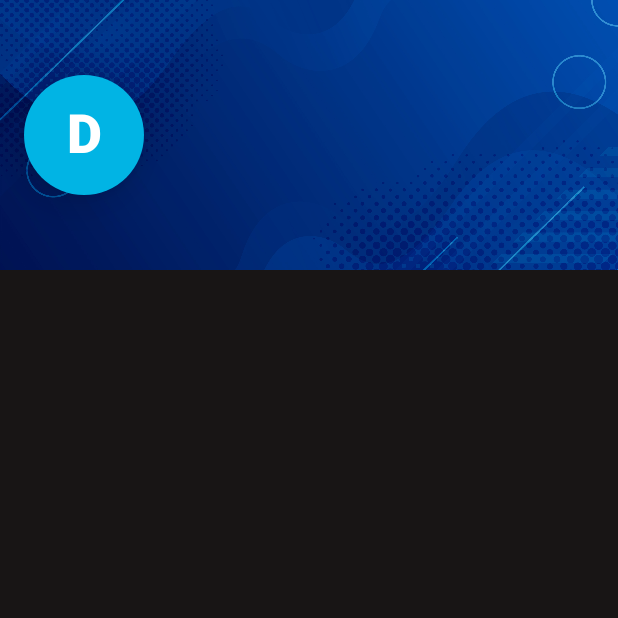
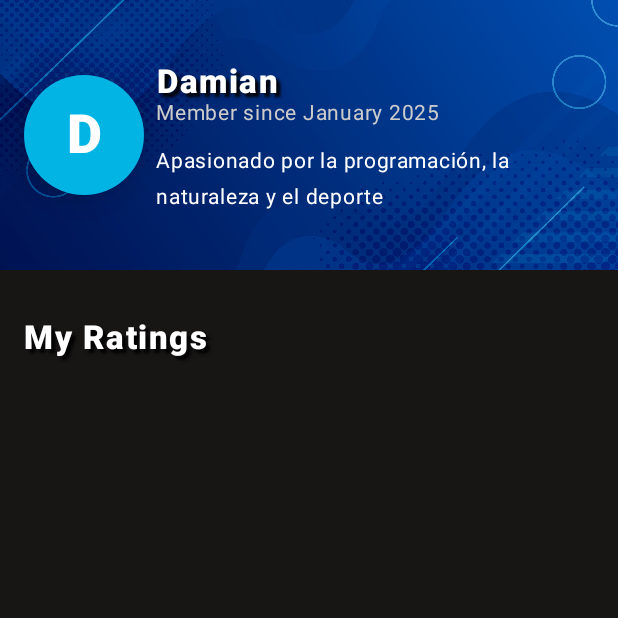
Before and after one commit to dnuccio80/WatchMeApp, an Android app built with Jetpack Compose: the composable AccountScreen shown on its own in the app's theme, on a phone screen of 412 x 824 dp, the top half of it. Run offline under Robolectric (Android 15) with nearby library versions, the phone set to English and light mode, and no system bars; our stand-ins replace Dagger/Hilt's generated code; network calls fail; pictures from the network do not load; 1 statement that could not run was skipped.

Commit message:
- Added stuff on AccountScreen

```diff
--- a/app/src/main/java/com/example/watchme/app/ui/GenericItems.kt
+++ b/app/src/main/java/com/example/watchme/app/ui/GenericItems.kt
@@ -103,10 +103,10 @@ fun TitleTextItem(text: String) {
 }
 
 @Composable
-fun SecondTitleTextItem(text: String, textAlign: TextAlign = TextAlign.Center) {
+fun SecondTitleTextItem(text: String, textAlign: TextAlign = TextAlign.Center, hasMaxWidth: Boolean = true) {
     Text(
         text,
-        modifier = Modifier.fillMaxWidth(),
+        modifier = if(hasMaxWidth)Modifier.fillMaxWidth() else Modifier,
         style = MaterialTheme.typography.titleLarge,
         color = Color.White,
         textAlign = textAlign
--- a/app/src/main/java/com/example/watchme/app/ui/screens/AccountScreen.kt
+++ b/app/src/main/java/com/example/watchme/app/ui/screens/AccountScreen.kt
@@ -3,9 +3,12 @@ package com.example.watchme.app.ui.screens
 import android.inputmethodservice.Keyboard
 import androidx.compose.foundation.Image
 import androidx.compose.foundation.background
+import androidx.compose.foundation.clickable
 import androidx.compose.foundation.layout.Arrangement
 import androidx.compose.foundation.layout.Box
 import androidx.compose.foundation.layout.Column
+import androidx.compose.foundation.layout.ExperimentalLayoutApi
+import androidx.compose.foundation.layout.FlowRow
 import androidx.compose.foundation.layout.PaddingValues
 import androidx.compose.foundation.layout.Row
 import androidx.compose.foundation.layout.fillMaxSize
@@ -13,6 +16,8 @@ import androidx.compose.foundation.layout.fillMaxWidth
 import androidx.compose.foundation.layout.height
 import androidx.compose.foundation.layout.padding
 import androidx.compose.foundation.layout.size
+import androidx.compose.foundation.layout.width
+import androidx.compose.foundation.lazy.LazyColumn
 import androidx.compose.foundation.shape.CircleShape
 import androidx.compose.foundation.shape.RoundedCornerShape
 import androidx.compose.material3.Card
@@ -24,18 +29,27 @@ import androidx.compose.ui.Modifier
 import androidx.compose.ui.graphics.Color
 import androidx.compose.ui.layout.ContentScale
 import androidx.compose.ui.res.painterResource
+import androidx.compose.ui.res.stringResource
 import androidx.compose.ui.text.font.FontWeight
 import androidx.compose.ui.text.style.TextAlign
+import androidx.compose.ui.text.style.TextOverflow
 import androidx.compose.ui.unit.dp
 import androidx.compose.ui.unit.sp
+import coil.compose.AsyncImage
 import com.example.watchme.AppViewModel
 import com.example.watchme.R
+import com.example.watchme.app.ui.BodyTextItem
+import com.example.watchme.app.ui.SecondTitleTextItem
 import com.example.watchme.app.ui.ThirdTitleTextItem
 import com.example.watchme.app.ui.TitleTextItem
+import com.example.watchme.core.constants.Constants
 import com.example.watchme.ui.theme.AppBackground
 import com.example.watchme.ui.theme.CardContainerColor
 import com.example.watchme.ui.theme.LightBlueColor
+import org.w3c.dom.Text
+import retrofit2.http.Body
 
+@OptIn(ExperimentalLayoutApi::class)
 @Composable
 fun AccountScreen(innerPadding: PaddingValues, viewModel: AppViewModel) {
     Box(
@@ -44,7 +58,69 @@ fun AccountScreen(innerPadding: PaddingValues, viewModel: AppViewModel) {
             .background(AppBackground)
             .padding(innerPadding)
     ) {
-        Box(modifier = Modifier.fillMaxWidth().height(180.dp)) {
+        Column(Modifier.fillMaxWidth(), verticalArrangement = Arrangement.spacedBy(16.dp)) {
+            RatingHeader()
+            Column(
+                Modifier
+                    .fillMaxWidth()
+                    .padding(16.dp),
+                verticalArrangement = Arrangement.spacedBy(16.dp)
+            ) {
+                SecondTitleTextItem(
+                    stringResource(R.string.my_ratings),
+                    textAlign = TextAlign.Start
+                )
+//                if (moviesRecommendations == null) {
+//                    BodyTextItem(stringResource(R.string.no_results_found))
+//                    return
+//                }
+                FlowRow(
+                    Modifier.fillMaxWidth(),
+                    verticalArrangement = Arrangement.spacedBy(16.dp),
+                    horizontalArrangement = Arrangement.SpaceEvenly
+                ) {
+//                    moviesRecommendations.forEach {
+//                        RecommendationCardItem(it) { movieId -> onClick(movieId) }
+//                    }
+                }
+            }
+        }
+    }
+}
+
+@Composable
+fun RatingCardItem() {
+//    val imageUrl = Constants.IMAGE_BASE_URL + movies.poster
+//
+//    Card(
+//        modifier = Modifier
+//            .width(120.dp)
+//            .height(160.dp)
+//            .clickable {
+//                onClick(movies.id)
+//            }, colors = CardDefaults.cardColors(
+//            containerColor = Color.Black
+//        ),
+//        shape = RoundedCornerShape(4.dp),
+//        elevation = CardDefaults.cardElevation(15.dp)
+//    ) {
+//        AsyncImage(
+//            model = imageUrl,
+//            contentDescription = stringResource(R.string.movie_image),
+//            contentScale = ContentScale.FillBounds,
+//            modifier = Modifier
+//                .fillMaxSize()
+//        )
+//    }
+}
+
+@Composable
+private fun RatingHeader() {
+    Box(
+        modifier = Modifier
+            .fillMaxWidth()
+            .height(180.dp)
+    ) {
         Image(
             modifier = Modifier
                 .fillMaxSize(),
@@ -52,7 +128,13 @@ fun AccountScreen(innerPadding: PaddingValues, viewModel: AppViewModel) {
             contentDescription = "account background",
             contentScale = ContentScale.Crop
         )
-            Row(Modifier.fillMaxSize().padding(16.dp), verticalAlignment = Alignment.CenterVertically ) {
+        Row(
+            Modifier
+                .fillMaxSize()
+                .padding(16.dp),
+            verticalAlignment = Alignment.CenterVertically,
+            horizontalArrangement = Arrangement.spacedBy(8.dp)
+        ) {
             Card(
                 modifier = Modifier.size(80.dp),
                 shape = CircleShape,
@@ -73,6 +155,16 @@ fun AccountScreen(innerPadding: PaddingValues, viewModel: AppViewModel) {
                     )
                 }
             }
+            Column(verticalArrangement = Arrangement.spacedBy(16.dp)) {
+                Column(verticalArrangement = Arrangement.spacedBy(0.dp)) {
+                    SecondTitleTextItem("Damian", hasMaxWidth = false)
+                    BodyTextItem("Member since January 2025", color = Color.LightGray)
+                }
+                BodyTextItem(
+                    "Apasionado por la programación, la naturaleza y el deporte",
+                    maxLines = 2,
+                    overflow = TextOverflow.Ellipsis
+                )
             }
         }
     }
--- a/app/src/main/res/values/strings.xml
+++ b/app/src/main/res/values/strings.xml
@@ -49,6 +49,7 @@
     <string name="dumpster_fire">Dumpster fire</string>
     <string name="garbage">Garbage</string>
     <string name="truly_bad">Truly bad</string>
+    <string name="my_ratings">My Ratings</string>
     <string name="not_good">Not good</string>
     <string name="passable">Passable</string>
     <string name="rating_saved">Rating saved successfully!</string>
```
Lines whose indentation alone changed are shown as unchanged.
